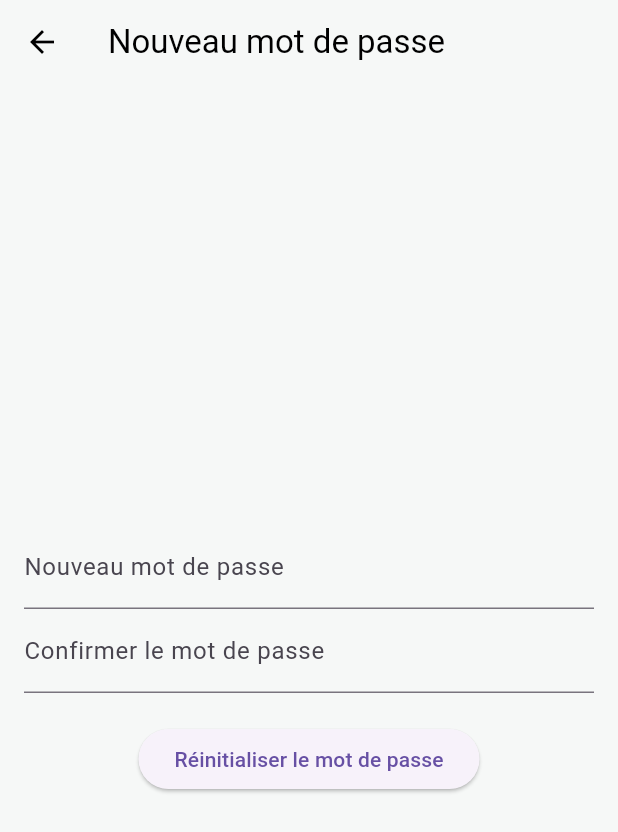
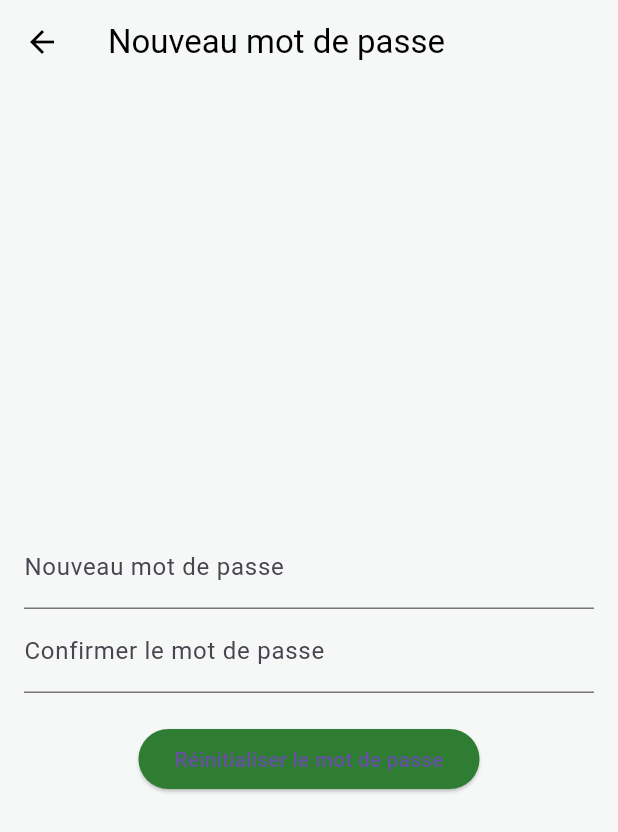
Before and after one commit to fleurette27/e_wallet, a Flutter app: the PasswordResetPage screen opened by its route, on a phone screen of 412 x 824 dp. Shown: the top 832 px of the screen. Run offline on Flutter 3.47's test engine with Material 3 defaults, Android fonts, the phone set to English and light mode, and no system bars; our stand-ins replace app_links, curved_navigation_bar, get, intl_phone_field, line_icons, pinput and 2 more; missing offline and left inert: feexpay_flutter; accounts and stored records are empty; network calls fail.

Commit message:
last commit

```diff
--- a/lib/constant.dart
+++ b/lib/constant.dart
@@ -1,5 +1,6 @@
-const String baseURL = 'http://10.0.2.2:8000/api';
+// const String baseURL = 'http://10.0.2.2:8000/api';
 // const String baseURL = 'http://127.0.0.1:8000/api';
+const String baseURL = 'https://seedtransfert.com/public/api';
 
 const String loginURL = '$baseURL/login';
 const String registerURL = '$baseURL/register';
--- a/lib/main.dart
+++ b/lib/main.dart
@@ -28,7 +28,7 @@ void main() async {
 ThemeManager themeManager = ThemeManager();
 
 class App extends StatefulWidget {
-  const App({Key? key}) : super(key: key);
+  const App({super.key});
 
   @override
   State<App> createState() => _AppState();
--- a/lib/pages/about.dart
+++ b/lib/pages/about.dart
@@ -1,7 +1,7 @@
 import 'package:flutter/material.dart';
 
 class AboutScreen extends StatefulWidget {
-  const AboutScreen({Key? key});
+  const AboutScreen({super.key});
 
   @override
   State<AboutScreen> createState() => _AboutScreenState();
--- a/lib/pages/email_reset_password.dart
+++ b/lib/pages/email_reset_password.dart
@@ -76,6 +76,12 @@ class _EmailResetPageState extends State<EmailResetPage> {
                 ? const CircularProgressIndicator()
                 : ElevatedButton(
                     onPressed: _requestPasswordReset,
+                     style: ElevatedButton.styleFrom(
+                      backgroundColor:
+                          Theme.of(context).brightness == Brightness.dark
+                              ? Colors.blue[900]
+                              : Colors.green[800],
+                    ),
                     child: const Text('Recevoir le lien de réinitialisation'),
                   ),
           ],
--- a/lib/pages/payout_benin.dart
+++ b/lib/pages/payout_benin.dart
@@ -1,4 +1,6 @@
 //Payout de feexpay au benin
+// ignore_for_file: use_build_context_synchronously
+
 import 'package:flutter/material.dart';
 import 'package:http/http.dart' as http;
 import 'package:intl_phone_field/intl_phone_field.dart';
--- a/lib/pages/payout_togo.dart
+++ b/lib/pages/payout_togo.dart
@@ -1,4 +1,6 @@
 //payout de feexpay au togo
+
+// ignore_for_file: use_build_context_synchronously
 
 import 'package:flutter/material.dart';
 import 'package:http/http.dart' as http;
--- a/lib/pages/reset_password.dart
+++ b/lib/pages/reset_password.dart
@@ -3,7 +3,6 @@
 import 'package:flutter/material.dart';
 import 'package:http/http.dart' as http;
 import 'dart:convert';
-
 import '../constant.dart';
 
 class PasswordResetPage extends StatefulWidget {
@@ -90,6 +89,12 @@ class _PasswordResetPageState extends State<PasswordResetPage> {
                 ? const CircularProgressIndicator()
                 : ElevatedButton(
                     onPressed: _resetPassword,
+                     style: ElevatedButton.styleFrom(
+                      backgroundColor:
+                          Theme.of(context).brightness == Brightness.dark
+                              ? Colors.blue[900]
+                              : Colors.green[800],
+                    ),
                     child: const Text('Réinitialiser le mot de passe'),
                   ),
           ],
```
Also changed, not shown: 1 other file.
